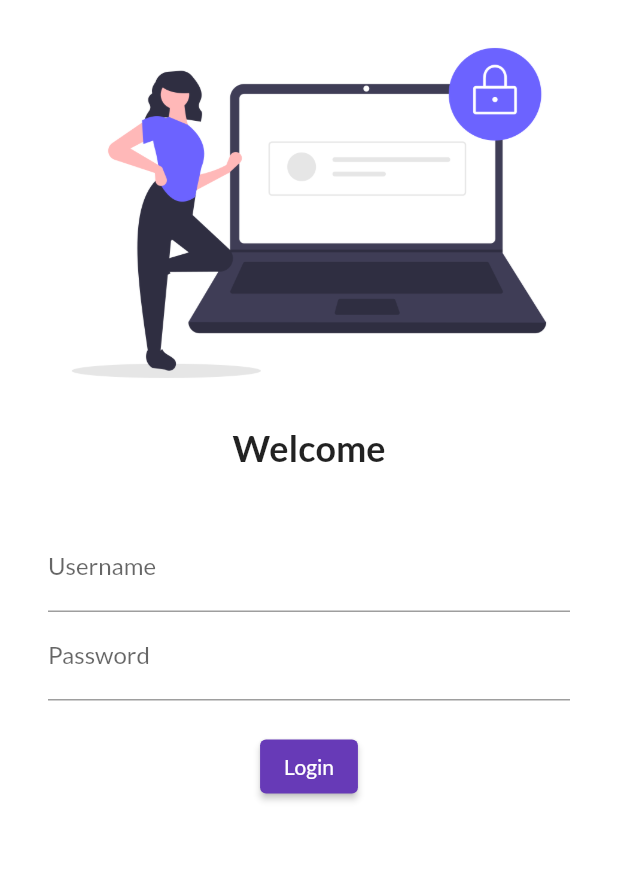
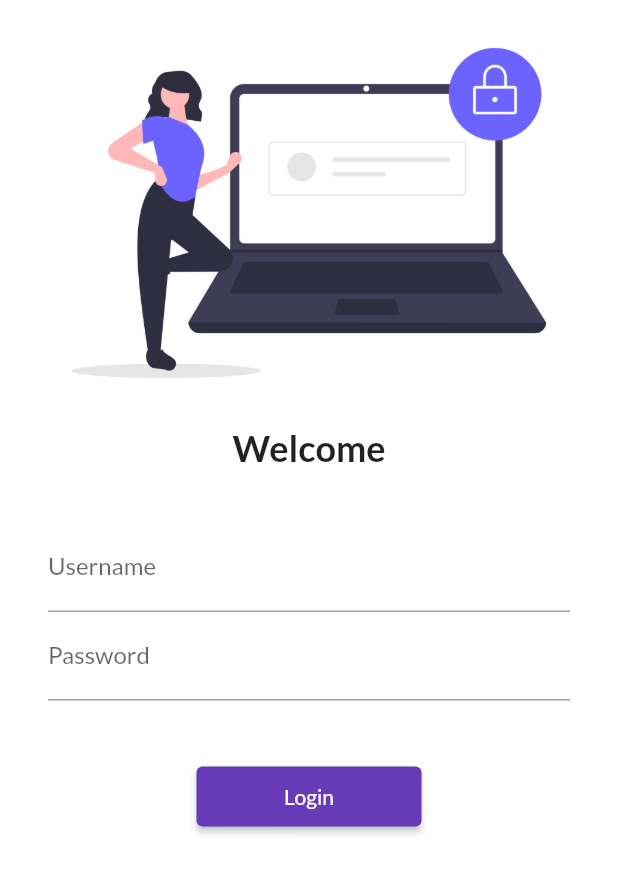
Before and after one commit to rahul-jpg/30DaysOfFlutter, a Flutter app: the screen it shows after launch, on a phone screen of 412 x 824 dp. Shown: the top 873 px of the screen. Run offline on Flutter 3.47's test engine with Material 2 defaults, Android fonts, the phone set to English and light mode, and no system bars; our stand-ins replace google_fonts.

Commit message:
day 5 completed

```diff
--- a/lib/main.dart
+++ b/lib/main.dart
@@ -1,5 +1,6 @@
 import 'package:first_flutter_app/pages/home_page.dart';
 import 'package:first_flutter_app/pages/login_page.dart';
+import 'package:first_flutter_app/utils/routes.dart';
 import 'package:flutter/material.dart';
 import 'package:google_fonts/google_fonts.dart';
 
@@ -22,8 +23,8 @@ class MyApp extends StatelessWidget {
       initialRoute: "/",
       routes: {
         "/": (context) => const LoginPage(),
-        "/home": (context) => const HomePage(),
-        "/login": (context) => const LoginPage()
+        MyRoutes.homeRoute: (context) => const HomePage(),
+        MyRoutes.loginRoute: (context) => const LoginPage()
       },
     );
   }
--- a/lib/pages/login_page.dart
+++ b/lib/pages/login_page.dart
@@ -1,3 +1,4 @@
+import 'package:first_flutter_app/utils/routes.dart';
 import 'package:flutter/material.dart';
 
 class LoginPage extends StatelessWidget {
@@ -7,6 +8,7 @@ class LoginPage extends StatelessWidget {
   Widget build(BuildContext context) {
     return Material(
       color: Colors.white,
+      child: SingleChildScrollView(
         child: Column(children: [
           Image.asset(
             "assets/images/login_image.png",
@@ -20,7 +22,8 @@ class LoginPage extends StatelessWidget {
             height: 20.0,
           ),
           Padding(
-          padding: const EdgeInsets.symmetric(vertical: 16.0, horizontal: 32.0),
+            padding:
+                const EdgeInsets.symmetric(vertical: 16.0, horizontal: 32.0),
             child: Column(
               children: [
                 TextFormField(
@@ -33,18 +36,20 @@ class LoginPage extends StatelessWidget {
                       hintText: "Enter Password", labelText: "Password"),
                 ),
                 const SizedBox(
-                height: 20.0,
+                  height: 40.0,
                 ),
                 ElevatedButton(
                   onPressed: () {
-                  debugPrint("hi cool");
+                    Navigator.pushNamed(context, MyRoutes.homeRoute);
                   },
+                  style: TextButton.styleFrom(minimumSize: const Size(150, 40)),
                   child: const Text("Login"),
                 )
               ],
             ),
           ),
         ]),
+      ),
     );
   }
 }
--- /dev/null
+++ b/lib/utils/routes.dart
@@ -0,0 +1,4 @@
+class MyRoutes {
+  static String loginRoute = "/login";
+  static String homeRoute = "/home";
+}
```
Lines whose indentation alone changed are shown as unchanged.
